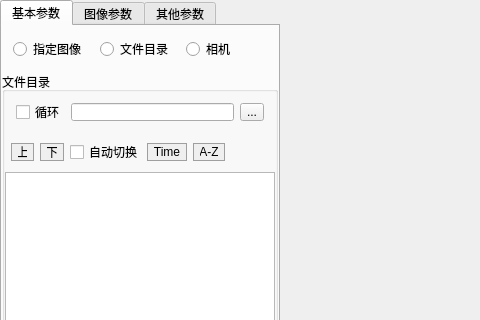
YChoux-Pan/VisionPYC, file VisionPYC/src/Plugins/CameraInputWidget.ui: the form before one commit; both pictures show x 0 to 480 and y 0 to 320 of the 1465 by 750 pixel window.
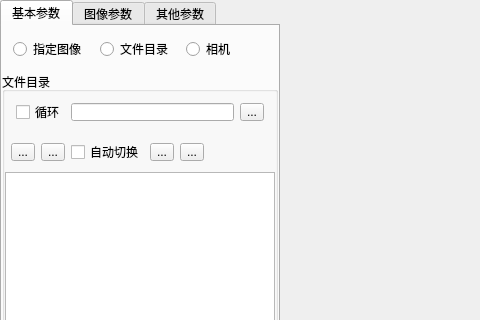
The form after the commit. The open tabs and pages were chosen to show the change. Icons and pictures are not drawn. Custom widgets are drawn as their Qt base class.

The edit to the form file:
```diff
--- a/VisionPYC/src/Plugins/CameraInputWidget.ui
+++ b/VisionPYC/src/Plugins/CameraInputWidget.ui
@@ -507,67 +507,22 @@
                       <number>6</number>
                      </property>
                      <item>
-                      <widget class="QPushButton" name="m_btn_up">
-                       <property name="sizePolicy">
-                        <sizepolicy hsizetype="Fixed" vsizetype="Fixed">
-                         <horstretch>0</horstretch>
-                         <verstretch>0</verstretch>
-                        </sizepolicy>
-                       </property>
-                       <property name="maximumSize">
-                        <size>
-                         <width>25</width>
-                         <height>16777215</height>
-                        </size>
-                       </property>
-                       <property name="sizeIncrement">
-                        <size>
-                         <width>25</width>
-                         <height>0</height>
-                        </size>
-                       </property>
+                      <widget class="QToolButton" name="m_btn_up">
                        <property name="styleSheet">
-                        <string notr="true">/* 强制复原背景、边框、间距和尺寸限制 */
-background-color: palette(window); /* 恢复系统默认窗口色 */
-border: 1px solid palette(dark);    /* 恢复系统默认边框 */
-color: palette(window-text);        /* 恢复系统默认文字颜色 */
-padding: 1px 6px;                   /* 恢复原生按钮的大致内边距 */
-min-width: 0px;                     /* 撤销全局设置的 60px 限制 */
-outline: none;                      /* 移除焦点虚线框（可选） */</string>
+                        <string notr="true">qproperty-icon:url(:/icon/icon/arrow-up-long-line.svg)</string>
                        </property>
                        <property name="text">
-                        <string>上</string>
-                       </property>
-                       <property name="default">
-                        <bool>false</bool>
-                       </property>
-                       <property name="ignoreGlobal" stdset="0">
-                        <bool>true</bool>
+                        <string>...</string>
                        </property>
                       </widget>
                      </item>
                      <item>
-                      <widget class="QPushButton" name="m_btn_down">
-                       <property name="maximumSize">
-                        <size>
-                         <width>25</width>
-                         <height>16777215</height>
-                        </size>
-                       </property>
+                      <widget class="QToolButton" name="m_btn_down">
                        <property name="styleSheet">
-                        <string notr="true">/* 强制复原背景、边框、间距和尺寸限制 */
-background-color: palette(window); /* 恢复系统默认窗口色 */
-border: 1px solid palette(dark);    /* 恢复系统默认边框 */
-color: palette(window-text);        /* 恢复系统默认文字颜色 */
-padding: 1px 6px;                   /* 恢复原生按钮的大致内边距 */
-min-width: 0px;                     /* 撤销全局设置的 60px 限制 */
-outline: none;                      /* 移除焦点虚线框（可选） */</string>
+                        <string notr="true">qproperty-icon:url(:/icon/icon/arrow-down-long-line.svg)</string>
                        </property>
                        <property name="text">
-                        <string>下</string>
-                       </property>
-                       <property name="ignoreGlobal" stdset="0">
-                        <bool>true</bool>
+                        <string>...</string>
                        </property>
                       </widget>
                      </item>
@@ -591,52 +546,22 @@
                       </widget>
                      </item>
                      <item>
-                      <widget class="QPushButton" name="m_btn_timer">
-                       <property name="maximumSize">
-                        <size>
-                         <width>50</width>
-                         <height>16777215</height>
-                        </size>
-                       </property>
+                      <widget class="QToolButton" name="m_btn_timer">
                        <property name="styleSheet">
-                        <string notr="true">/* 强制复原背景、边框、间距和尺寸限制 */
-background-color: palette(window); /* 恢复系统默认窗口色 */
-border: 1px solid palette(dark);    /* 恢复系统默认边框 */
-color: palette(window-text);        /* 恢复系统默认文字颜色 */
-padding: 1px 6px;                   /* 恢复原生按钮的大致内边距 */
-min-width: 0px;                     /* 撤销全局设置的 60px 限制 */
-outline: none;                      /* 移除焦点虚线框（可选） */</string>
+                        <string notr="true">qproperty-icon:url(:/icon/icon/history-fill.svg)</string>
                        </property>
                        <property name="text">
-                        <string>Time</string>
-                       </property>
-                       <property name="ignoreGlobal" stdset="0">
-                        <bool>true</bool>
+                        <string>...</string>
                        </property>
                       </widget>
                      </item>
                      <item>
-                      <widget class="QPushButton" name="m_btn_name">
-                       <property name="maximumSize">
-                        <size>
-                         <width>40</width>
-                         <height>16777215</height>
-                        </size>
-                       </property>
+                      <widget class="QToolButton" name="m_btn_name">
                        <property name="styleSheet">
-                        <string notr="true">/* 强制复原背景、边框、间距和尺寸限制 */
-background-color: palette(window); /* 恢复系统默认窗口色 */
-border: 1px solid palette(dark);    /* 恢复系统默认边框 */
-color: palette(window-text);        /* 恢复系统默认文字颜色 */
-padding: 1px 6px;                   /* 恢复原生按钮的大致内边距 */
-min-width: 0px;                     /* 撤销全局设置的 60px 限制 */
-outline: none;                      /* 移除焦点虚线框（可选） */</string>
+                        <string notr="true">qproperty-icon:url(:/icon/icon/filter-2-fill.svg)</string>
                        </property>
                        <property name="text">
-                        <string>A-Z</string>
-                       </property>
-                       <property name="ignoreGlobal" stdset="0">
-                        <bool>true</bool>
+                        <string>...</string>
                        </property>
                       </widget>
                      </item>
```
Left out of the diff: 36 changed lines with no effect on the pictures.
